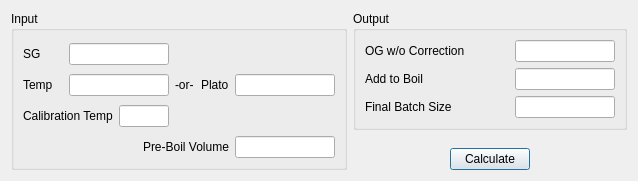
Above: ui/ogAdjuster.ui from Brewken/brewken before the change. Below: the same form after it.
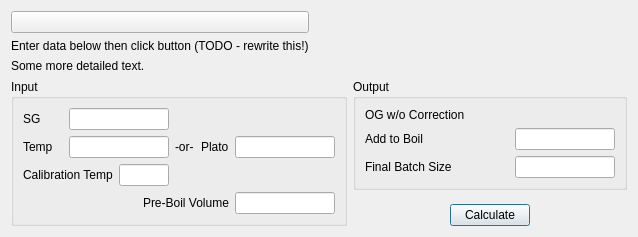
That is the form after the change. Custom widgets are drawn as their Qt base class.

Diff of the .ui file:
```diff
--- a/ui/ogAdjuster.ui
+++ b/ui/ogAdjuster.ui
@@ -13,6 +13,35 @@
   <property name="windowTitle">
    <string>Adjust Volume to Hit OG</string>
   </property>
+  <layout class="QVBoxLayout" name="verticalLayout_1">
+   <item>
+    <!-- New -->
+    <layout class="QGridLayout" name="gridLayout">
+     <item row="0" column="1">
+      <widget class="InfoButton" name="infoButton_instructions"></widget>
+     </item>
+     <item row="13" column="1">
+      <widget class="QLabel" name="label_instructions">
+       <property name="text">
+        <string>Enter data below then click button (TODO - rewrite this!)</string>
+       </property>
+      </widget>
+     </item>
+     <item row="14" column="1" colspan="5">
+      <widget class="InfoText" name="infoText_instructions">
+       <property name="buddy">
+        <cstring>infoButton_instructions</cstring>
+       </property>
+       <property name="text">
+        <string>Some more detailed text.</string>
+       </property>
+      </widget>
+     </item>
+    </layout>
+   </item>
+   <item>
+
+  <!-- Old -->
   <layout class="QHBoxLayout" name="horizontalLayout_11">
    <item>
     <widget class="QGroupBox" name="groupBox_input">
@@ -351,31 +380,10 @@
            </widget>
           </item>
           <item>
-           <widget class="SmartLineEdit" name="lineEdit_og">
-            <property name="sizePolicy">
-             <sizepolicy hsizetype="Fixed" vsizetype="Fixed">
-              <horstretch>0</horstretch>
-              <verstretch>0</verstretch>
-             </sizepolicy>
-            </property>
-            <property name="minimumSize">
-             <size>
-              <width>100</width>
-              <height>0</height>
-             </size>
-            </property>
-            <property name="maximumSize">
-             <size>
-              <width>100</width>
-              <height>16777215</height>
-             </size>
-            </property>
+           <widget class="SmartValueDisplay" name="value_og">
             <property name="toolTip">
              <string>OG if you boil as planned</string>
             </property>
-            <property name="readOnly">
-             <bool>true</bool>
-            </property>
            </widget>
           </item>
          </layout>
@@ -547,8 +555,22 @@
     </layout>
    </item>
   </layout>
+
+   </item>
+  </layout>
+
  </widget>
  <customwidgets>
+  <customwidget>
+   <class>InfoButton</class>
+   <extends>QPushButton</extends>
+   <header>widgets/InfoButton.h</header>
+  </customwidget>
+  <customwidget>
+   <class>InfoText</class>
+   <extends>QLabel</extends>
+   <header>widgets/InfoText.h</header>
+  </customwidget>
   <customwidget>
    <class>SmartLabel</class>
    <extends>QLabel</extends>
@@ -565,6 +587,11 @@
     <slot>lineChanged(PreviousScaleInfo)</slot>
    </slots>
   </customwidget>
+  <customwidget>
+   <class>SmartValueDisplay</class>
+   <extends>QLabel</extends>
+   <header>widgets/SmartValueDisplay.h</header>
+  </customwidget>
  </customwidgets>
  <resources/>
 </ui>
```
Left out of the diff: 4 changed lines with no effect on the pictures.
